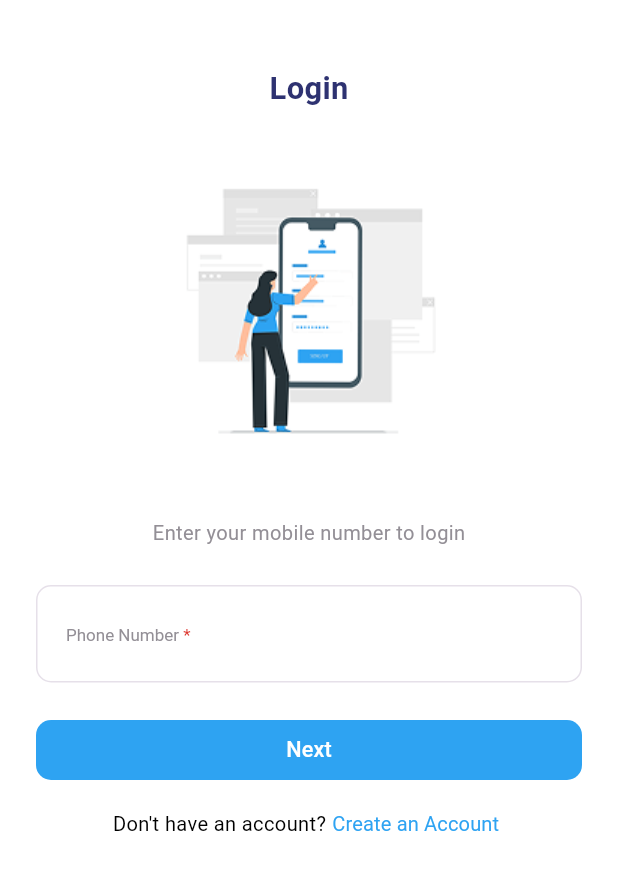
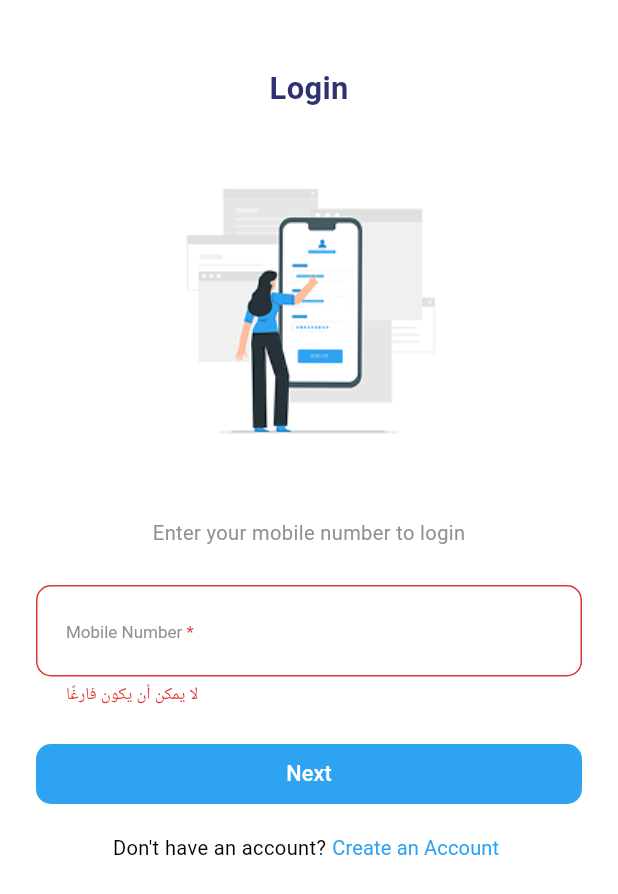
Before and after one commit to NazeeraAlkhoury/HomeClean, a Flutter app: the screen it shows after launch, after a tap on "Next", on a phone screen of 412 x 824 dp. Shown: the top 894 px of the screen. Run offline on Flutter 3.47's test engine with Material 3 defaults, Android fonts, the phone set to English and light mode, and no system bars; our stand-ins replace easy_localization, google_fonts; Roboto replaces fonts that are missing (Cairo).

Commit message:
enhance CustomTextField with validation, error styling, and customizationsز

```diff
--- a/lib/core/functions/validate_input.dart
+++ b/lib/core/functions/validate_input.dart
@@ -1,4 +1,9 @@
-String? validateInput(String val, int min, int max, String type) {
+String? validateInput({
+  required String val,
+  required int min,
+  required int max,
+  required String type,
+}) {
   if (val.isEmpty) {
     return "لا يمكن أن يكون فارغًا";
   }
--- a/lib/modules/authentication/presentation/widgets/custom_form_field.dart
+++ b/lib/modules/authentication/presentation/widgets/custom_form_field.dart
@@ -2,59 +2,77 @@ import 'package:flutter/material.dart';
 import 'package:flutter/services.dart';
 import 'package:homeclean/core/utils/app_colors.dart';
 import 'package:homeclean/core/utils/app_text_styles.dart';
+import 'package:homeclean/modules/authentication/presentation/widgets/custom_required_label.dart';
 
 class CustomFormField extends StatelessWidget {
-  const CustomFormField({super.key});
+  final TextEditingController controller;
+  final TextInputType? keyboardType;
+  final List<TextInputFormatter>? inputFormatters;
+  final String hint;
+  final String label;
+  final bool isRequired;
+  final void Function(String)? onChanged;
+  final String? Function(String?)? validator;
+  const CustomFormField({
+    super.key,
+    required this.controller,
+    this.keyboardType,
+    this.inputFormatters,
+    required this.hint,
+    this.isRequired = true,
+    required this.label,
+    this.onChanged,
+    this.validator,
+  });
 
   @override
   Widget build(BuildContext context) {
-    TextEditingController controller = TextEditingController();
     return TextFormField(
       controller: controller,
-      keyboardType: TextInputType.phone,
-      inputFormatters: <TextInputFormatter>[
-        FilteringTextInputFormatter.digitsOnly,
-      ],
+      keyboardType: keyboardType,
+      inputFormatters: inputFormatters,
+      onChanged: onChanged,
+      validator: validator,
       style: AppTextStyles.styleRegular16(context),
       decoration: InputDecoration(
         border: getOutLineBorder(),
         focusedBorder: getOutLineBorder(),
         enabledBorder: getOutLineBorder(),
         disabledBorder: getOutLineBorder(),
-        errorBorder: getOutLineBorder(),
+        errorBorder: getOutLineBorder(color: AppColors.redColor),
+        focusedErrorBorder: getOutLineBorder(color: AppColors.redColor),
+
+        hintText: hint,
+        hintStyle: AppTextStyles.styleRegular16(context)
+            .copyWith(color: AppColors.greyColor),
+        label: isRequired
+            ? CustomRequiredLabel(label: label)
+            : Text(
+                label,
+                style: AppTextStyles.styleRegular11(context),
+              ),
+        errorStyle: AppTextStyles.styleRegular11(context).copyWith(
+          color: AppColors.redColor,
+        ),
+
+        isDense: true,
+        contentPadding:
+            const EdgeInsets.symmetric(vertical: 18, horizontal: 16),
         //prefixText: '+966',
         // hintStyle: AppTextStyles.styleBold14(context).copyWith(
         //   fontWeight: FontWeight.w400,
         // ),
-        hintText: '0966205081',
-        hintStyle: AppTextStyles.styleRegular16(context)
-            .copyWith(color: AppColors.greyColor),
-        label: RichText(
-          textAlign: TextAlign.center,
-          text: TextSpan(
-            text: 'Phone Number ',
-            style: AppTextStyles.styleRegular11(context),
-            children: [
-              TextSpan(
-                text: '*',
-                style: AppTextStyles.styleRegular11(context)
-                    .copyWith(color: AppColors.redColor),
-              ),
-            ],
-          ),
-        ),
-        isDense: true,
-        contentPadding:
-            const EdgeInsets.symmetric(vertical: 20, horizontal: 16),
       ),
     );
   }
 
-  OutlineInputBorder getOutLineBorder() {
+  OutlineInputBorder getOutLineBorder({
+    Color color = AppColors.lightGreyColor,
+  }) {
     return OutlineInputBorder(
-      borderSide: const BorderSide(
+      borderSide: BorderSide(
         width: 1,
-        color: AppColors.lightGreyColor,
+        color: color,
       ),
       borderRadius: BorderRadius.circular(10),
     );
--- a/lib/modules/authentication/presentation/widgets/login_view_body.dart
+++ b/lib/modules/authentication/presentation/widgets/login_view_body.dart
@@ -1,5 +1,8 @@
+// ignore_for_file: avoid_print
+
 import 'package:easy_localization/easy_localization.dart';
 import 'package:flutter/material.dart';
+import 'package:homeclean/core/functions/validate_input.dart';
 import 'package:homeclean/core/localization/locale_keys.dart';
 import 'package:homeclean/core/utils/app_colors.dart';
 
@@ -15,6 +18,9 @@ class LoginViewBody extends StatelessWidget {
 
   @override
   Widget build(BuildContext context) {
+    TextEditingController phoneController = TextEditingController();
+    final formKey = GlobalKey<FormState>();
+
     return Scaffold(
       body: SafeArea(
         child: Padding(
@@ -45,13 +51,34 @@ class LoginViewBody extends StatelessWidget {
                 const SizedBox(
                   height: 25,
                 ),
-                const CustomFormField(),
-                const SizedBox(
-                  height: 25,
-                ),
-                AppButton(
-                  label: LocaleKeys.next.tr(),
-                  onPressed: () {},
+                Form(
+                  key: formKey,
+                  child: Column(
+                    children: [
+                      CustomFormField(
+                        controller: phoneController,
+                        hint: '0999205081',
+                        label: LocaleKeys.mobileNumber.tr(),
+                        keyboardType: TextInputType.phone,
+                        onChanged: (value) => print(value),
+                        validator: (value) => validateInput(
+                          val: value!,
+                          min: 10,
+                          max: 10,
+                          type: 'phone',
+                        ),
+                      ),
+                      const SizedBox(
+                        height: 25,
+                      ),
+                      AppButton(
+                        label: LocaleKeys.next.tr(),
+                        onPressed: () {
+                          formKey.currentState?.validate();
+                        },
+                      ),
+                    ],
+                  ),
                 ),
                 const SizedBox(
                   height: 20,
```
